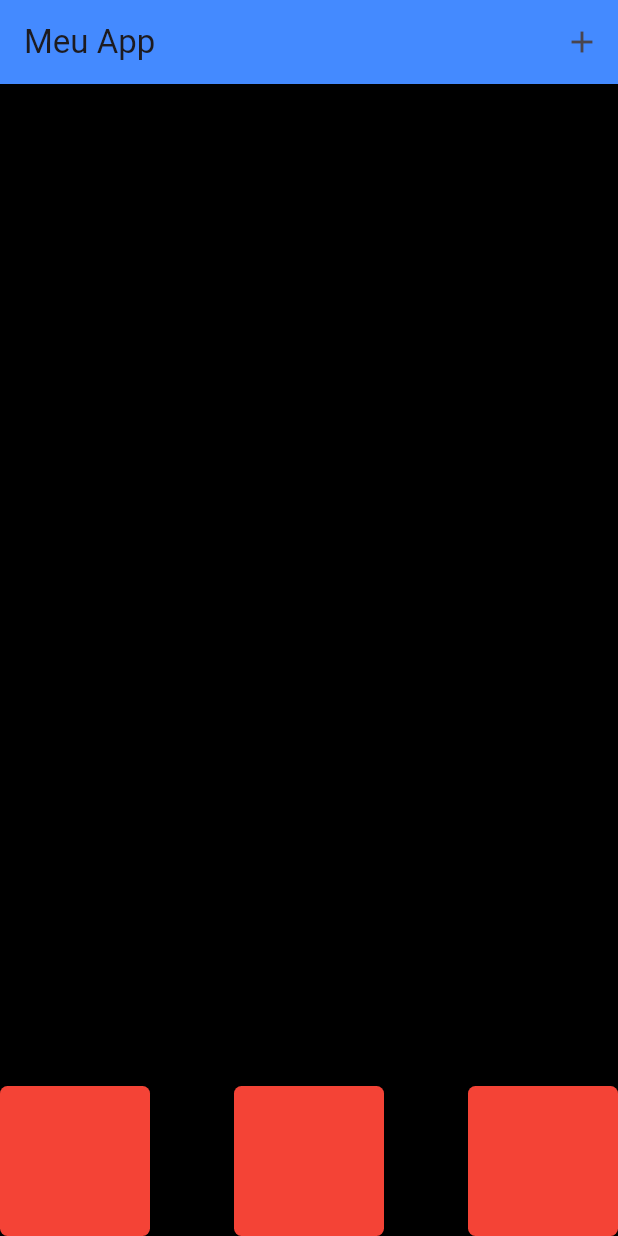
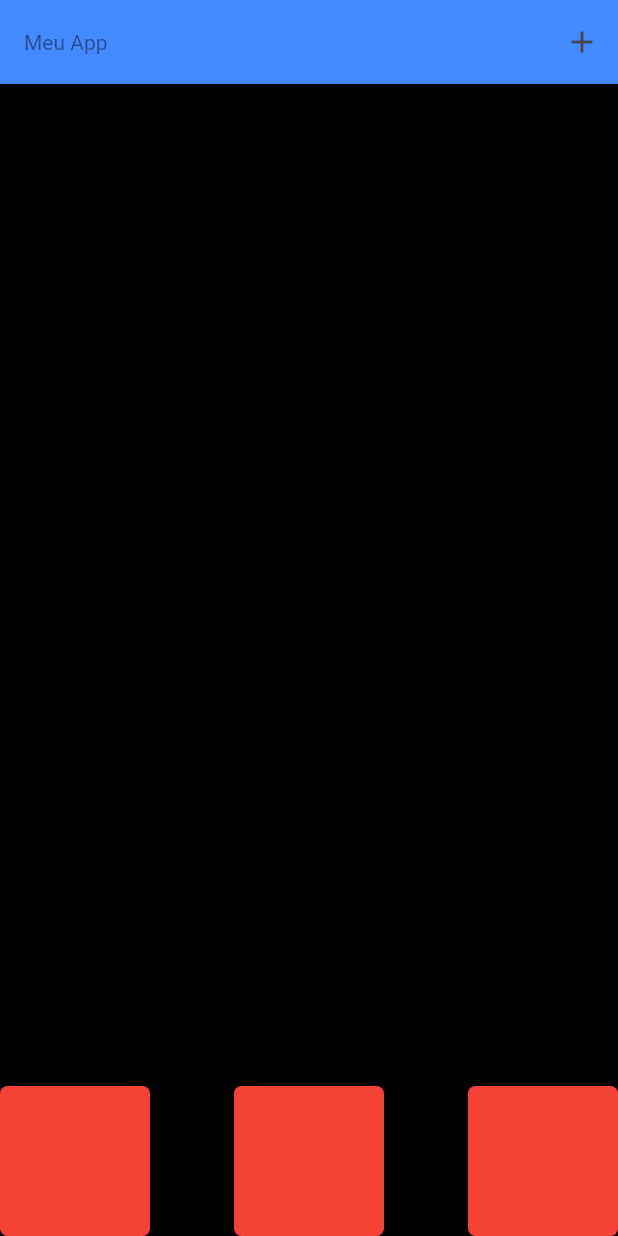
Before and after one commit to alickbuscariolli/5-most-important-flutter-widgets, a Flutter app: the screen it shows after launch, on a phone screen of 412 x 824 dp. Run offline on Flutter 3.47's test engine with Material 2 defaults, Android fonts, the phone set to English and light mode, and no system bars.

Commit message:
fix: material app theme

```diff
--- a/lib/widgets/material_app_widget.dart
+++ b/lib/widgets/material_app_widget.dart
@@ -9,7 +9,11 @@ class MaterialAppWidget extends StatelessWidget {
     return MaterialApp(
       title: 'Flutter Demo',
       theme: ThemeData(
-        colorScheme: ColorScheme.fromSeed(seedColor: Colors.deepPurple),
+        appBarTheme: const AppBarTheme(
+            backgroundColor: Colors.deepPurpleAccent,
+            titleTextStyle: TextStyle(
+              color: Colors.black45,
+            )),
         useMaterial3: true,
       ),
       initialRoute: '/home',
```
